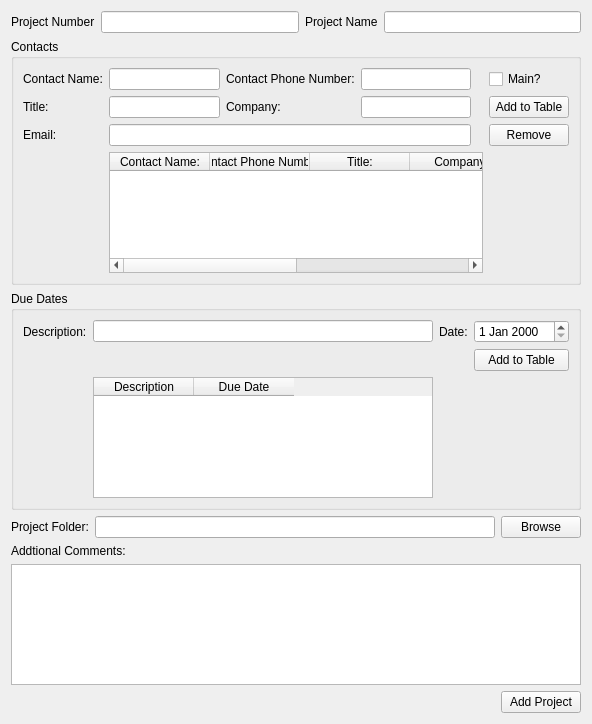
Above: Add_Project_GUI.ui from simplesports/ProjectManager before the change. Below: the same form after it.
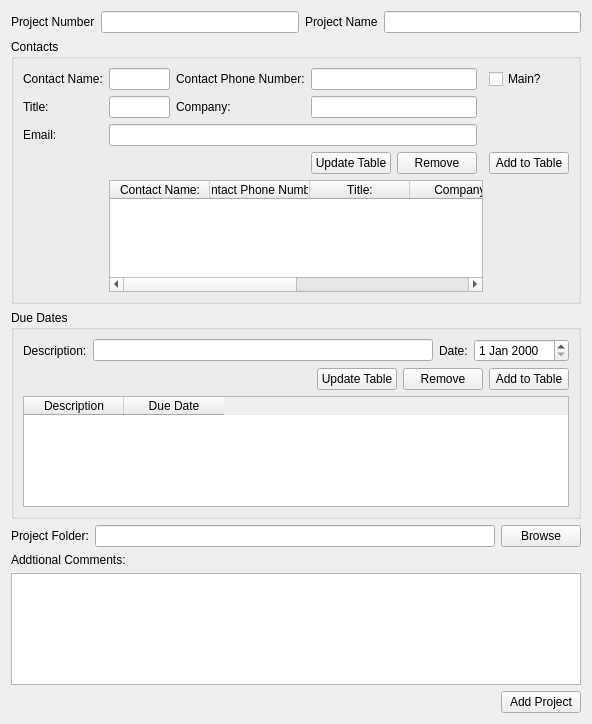
That is the form after the change.

Diff of the .ui file:
```diff
--- a/Add_Project_GUI.ui
+++ b/Add_Project_GUI.ui
@@ -80,34 +80,71 @@
      <layout class="QGridLayout" name="gridLayout_3">
       <item row="0" column="0">
        <layout class="QGridLayout" name="gridLayout_2">
-        <item row="1" column="1">
-         <widget class="QLineEdit" name="UserInput_Description"/>
-        </item>
         <item row="1" column="0">
+         <layout class="QHBoxLayout" name="horizontalLayout_4">
+          <item>
          <widget class="QLabel" name="text_Description">
           <property name="text">
            <string>Description:</string>
           </property>
          </widget>
         </item>
-        <item row="1" column="3">
-         <widget class="QDateEdit" name="dateEdit"/>
-        </item>
-        <item row="2" column="3">
-         <widget class="QPushButton" name="Button_Add_To_Table_Due_Dates">
-          <property name="text">
-           <string>Add to Table</string>
-          </property>
-         </widget>
-        </item>
-        <item row="1" column="2">
+          <item>
+           <widget class="QLineEdit" name="UserInput_Description"/>
+          </item>
+          <item>
          <widget class="QLabel" name="text_date">
           <property name="text">
            <string>Date:</string>
           </property>
          </widget>
         </item>
-        <item row="3" column="1">
+          <item>
+           <widget class="QDateEdit" name="dateEdit"/>
+          </item>
+         </layout>
+        </item>
+        <item row="2" column="0">
+         <layout class="QHBoxLayout" name="horizontalLayout_2">
+          <item>
+           <spacer name="horizontalSpacer_3">
+            <property name="orientation">
+             <enum>Qt::Horizontal</enum>
+            </property>
+            <property name="sizeHint" stdset="0">
+             <size>
+              <width>40</width>
+              <height>20</height>
+             </size>
+            </property>
+           </spacer>
+          </item>
+          <item>
+           <widget class="QPushButton" name="Button_Dates_Update_Table">
+            <property name="text">
+             <string>Update Table</string>
+            </property>
+           </widget>
+          </item>
+          <item>
+           <widget class="QPushButton" name="Button_Dates_Remove">
+            <property name="text">
+             <string>Remove</string>
+            </property>
+           </widget>
+          </item>
+          <item>
+           <widget class="QPushButton" name="Button_Add_To_Table_Due_Dates">
+            <property name="text">
+             <string>Add to Table</string>
+            </property>
+           </widget>
+          </item>
+         </layout>
+        </item>
+       </layout>
+      </item>
+      <item row="1" column="0">
          <widget class="QTableWidget" name="tableWidget_Dates">
           <column>
            <property name="text">
@@ -122,8 +159,6 @@
          </widget>
         </item>
        </layout>
-      </item>
-     </layout>
     </widget>
    </item>
    <item row="4" column="1">
@@ -139,12 +174,6 @@
         </property>
        </widget>
       </item>
-      <item row="0" column="3">
-       <widget class="QLineEdit" name="UserInput_Main_Contact_PhoneNumber"/>
-      </item>
-      <item row="0" column="1">
-       <widget class="QLineEdit" name="UserInput_Main_Contact_Name"/>
-      </item>
       <item row="0" column="6">
        <widget class="QCheckBox" name="checkBox">
         <property name="text">
@@ -159,10 +188,13 @@
         </property>
        </widget>
       </item>
-      <item row="1" column="6">
-       <widget class="QPushButton" name="Button_Add_To_Table_Contacts">
+      <item row="0" column="1">
+       <widget class="QLineEdit" name="UserInput_Main_Contact_Name"/>
+      </item>
+      <item row="3" column="0">
+       <widget class="QLabel" name="text_Email">
         <property name="text">
-         <string>Add to Table</string>
+         <string>Email:</string>
         </property>
        </widget>
       </item>
@@ -173,9 +205,6 @@
         </property>
        </widget>
       </item>
-      <item row="1" column="1">
-       <widget class="QLineEdit" name="UserInput_Title"/>
-      </item>
       <item row="1" column="2">
        <widget class="QLabel" name="label_2">
         <property name="text">
@@ -183,20 +212,10 @@
         </property>
        </widget>
       </item>
-      <item row="1" column="3">
-       <widget class="QLineEdit" name="UserInput_Company"/>
+      <item row="1" column="1">
+       <widget class="QLineEdit" name="UserInput_Title"/>
       </item>
-      <item row="2" column="0">
-       <widget class="QLabel" name="text_Email">
-        <property name="text">
-         <string>Email:</string>
-        </property>
-       </widget>
-      </item>
-      <item row="2" column="1" colspan="3">
-       <widget class="QLineEdit" name="UserInput_Email"/>
-      </item>
-      <item row="3" column="1" colspan="5">
+      <item row="5" column="1" colspan="5">
        <widget class="QTableWidget" name="tableWidget_Contacts">
         <column>
          <property name="text">
@@ -230,13 +249,49 @@
         </column>
        </widget>
       </item>
-      <item row="2" column="6">
-       <widget class="QPushButton" name="Button_Remove">
+      <item row="4" column="6">
+       <widget class="QPushButton" name="Button_Add_To_Table_Contacts">
+        <property name="text">
+         <string>Add to Table</string>
+        </property>
+       </widget>
+      </item>
+      <item row="4" column="4">
+       <widget class="QPushButton" name="Button_Contacts_Remove">
         <property name="text">
          <string>Remove</string>
         </property>
        </widget>
       </item>
+      <item row="4" column="3">
+       <widget class="QPushButton" name="Button_Contacts_Update_Table">
+        <property name="text">
+         <string>Update Table</string>
+        </property>
+       </widget>
+      </item>
+      <item row="3" column="1" colspan="4">
+       <widget class="QLineEdit" name="UserInput_Email"/>
+      </item>
+      <item row="1" column="3" colspan="2">
+       <widget class="QLineEdit" name="UserInput_Company"/>
+      </item>
+      <item row="0" column="3" colspan="2">
+       <widget class="QLineEdit" name="UserInput_Main_Contact_PhoneNumber"/>
+      </item>
+      <item row="4" column="0" colspan="3">
+       <spacer name="horizontalSpacer_2">
+        <property name="orientation">
+         <enum>Qt::Horizontal</enum>
+        </property>
+        <property name="sizeHint" stdset="0">
+         <size>
+          <width>40</width>
+          <height>20</height>
+         </size>
+        </property>
+       </spacer>
+      </item>
      </layout>
     </widget>
    </item>
```
Lines whose indentation alone changed are shown as unchanged.
